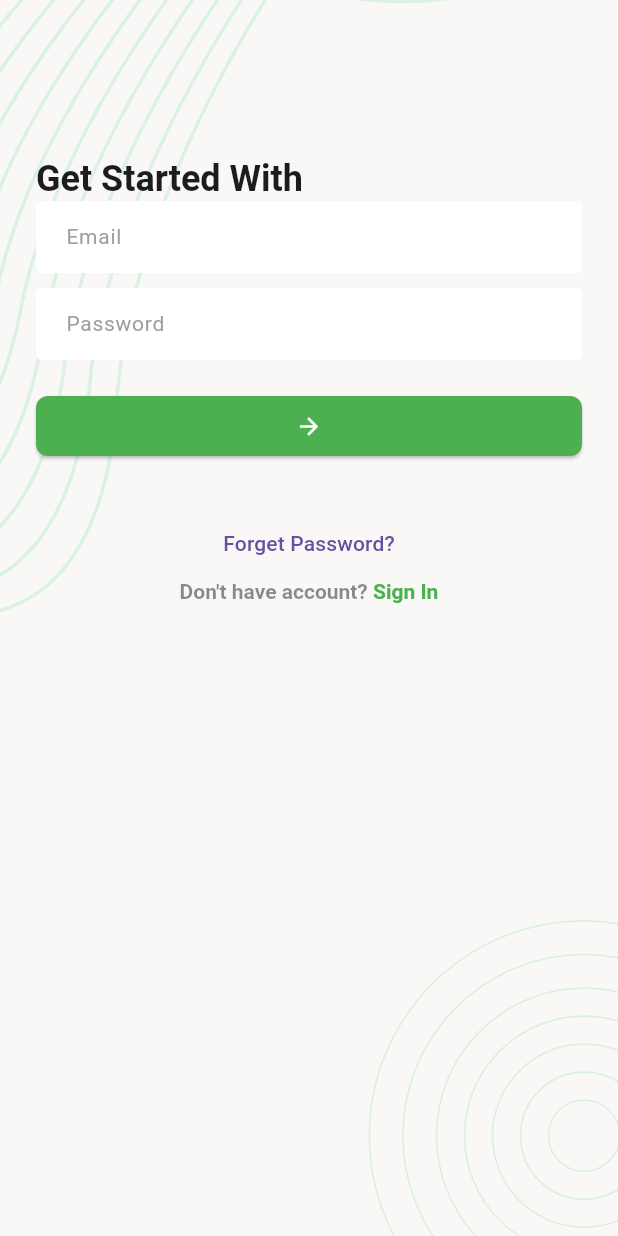
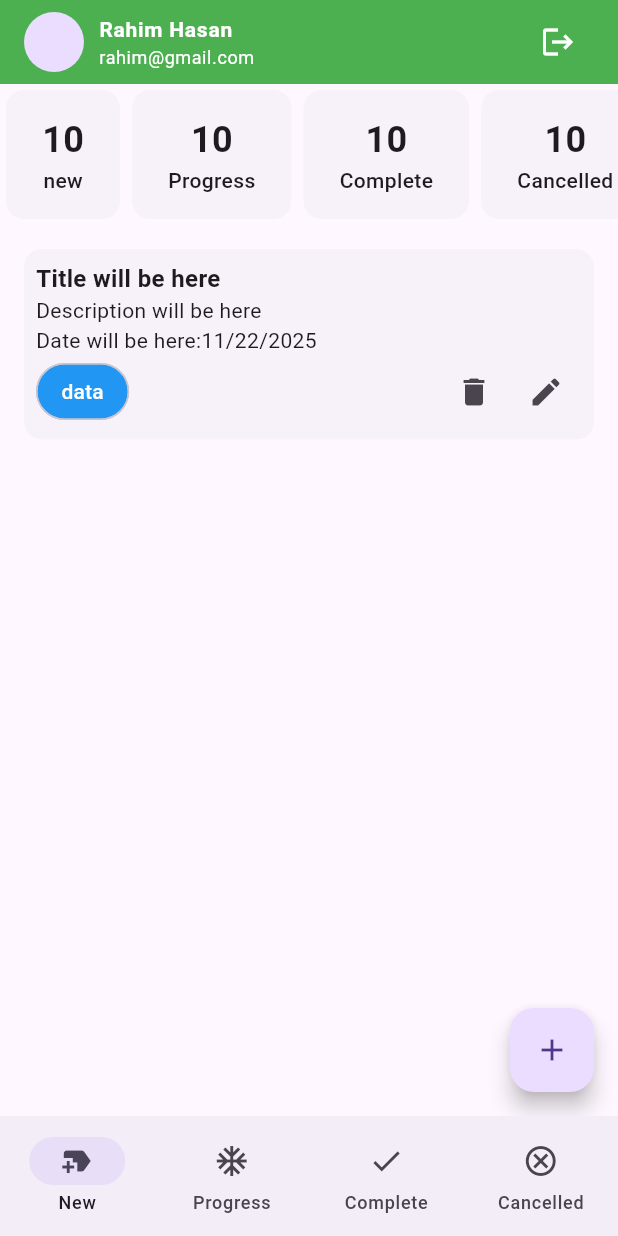
Before and after one commit to takiul-sumon/task_management_api, a Flutter app: the screen it shows after launch, after a tap on the "arrow forward" icon, on a phone screen of 412 x 824 dp. Run offline on Flutter 3.47's test engine with Material 3 defaults, Android fonts, the phone set to English and light mode, and no system bars; our stand-ins replace flutter_svg, pin_code_fields.

Commit message:
Class 4 80%

```diff
--- /dev/null
+++ b/lib/ui/screans/NewTaskScrean.dart
@@ -0,0 +1,86 @@
+import 'package:flutter/material.dart';
+import 'package:task_management_api/ui/widget/summary_card.dart';
+
+class NewTaskScrean extends StatefulWidget {
+  const NewTaskScrean({super.key});
+
+  @override
+  State<NewTaskScrean> createState() => _NewTaskScreanState();
+}
+
+class _NewTaskScreanState extends State<NewTaskScrean> {
+  @override
+  Widget build(BuildContext context) {
+    return Scaffold(
+      body: Column(
+        children: [
+          buildSummarySection(),
+          TaskCard(),
+        ],
+      ),
+      floatingActionButton: FloatingActionButton(
+        onPressed: () {},
+        child: Icon(Icons.add),
+      ),
+    );
+  }
+
+  Widget buildSummarySection() {
+    return SingleChildScrollView(
+      scrollDirection: Axis.horizontal,
+      child: Row(
+        children: [
+          SummaryTask(title: 'new', count: 10),
+          SummaryTask(title: 'Progress', count: 10),
+          SummaryTask(title: 'Complete', count: 10),
+          SummaryTask(title: 'Cancelled', count: 10),
+        ],
+      ),
+    );
+  }
+}
+
+class TaskCard extends StatelessWidget {
+  const TaskCard({
+    super.key,
+  });
+
+  @override
+  Widget build(BuildContext context) {
+    return Card(
+      elevation: 0,
+      margin: EdgeInsets.all(16),
+      child: Padding(
+        padding: const EdgeInsets.symmetric(horizontal: 8, vertical: 8),
+        child: Column(
+          crossAxisAlignment: CrossAxisAlignment.start,
+          children: [
+            Text(
+              'Title will be here',
+              style: TextStyle(fontSize: 16, fontWeight: FontWeight.bold),
+            ),
+            Text('Description will be here'),
+            Text('Date will be here:11/22/2025'),
+            Row(
+              children: [
+                Chip(
+                  label: Text(
+                    'data',
+                    style: TextStyle(color: Colors.white),
+                  ),
+                  shape: RoundedRectangleBorder(
+                    borderRadius: BorderRadius.circular(50),
+                  ),
+                  backgroundColor: Colors.blue,
+                ),
+                Spacer(),
+                IconButton(onPressed: () {}, icon: Icon(Icons.delete)),
+                IconButton(onPressed: () {}, icon: Icon(Icons.edit)),
+              ],
+            ),
+          ],
+        ),
+      ),
+    );
+  }
+}
--- a/lib/ui/screans/login_scren.dart
+++ b/lib/ui/screans/login_scren.dart
@@ -1,6 +1,7 @@
 import 'package:flutter/gestures.dart';
 import 'package:flutter/material.dart';
 import 'package:task_management_api/ui/screans/forget_password_verification.dart';
+import 'package:task_management_api/ui/screans/main_bottom_nav_screan.dart';
 import 'package:task_management_api/ui/screans/register_screan.dart';
 import 'package:task_management_api/ui/widget/screan_Background.dart';
 
@@ -13,6 +14,17 @@ class LoginScren extends StatefulWidget {
 
 class _LoginScrenState extends State<LoginScren> {
   onTapSignInButton() {
+    Navigator.of(context).pushAndRemoveUntil(
+      MaterialPageRoute(
+        builder: (context) {
+          return MainBottomNavScrean();
+        },
+      ),
+      (predicate) => false,
+    );
+  }
+
+  onTapSignUpButton() {
     Navigator.of(context).push(
       MaterialPageRoute(
         builder: (context) {
@@ -73,7 +85,7 @@ class _LoginScrenState extends State<LoginScren> {
                 ),
                 const SizedBox(height: 20),
                 ElevatedButton(
-                  onPressed: () {},
+                  onPressed: onTapSignInButton,
                   child: Icon(
                     Icons.arrow_forward_outlined,
                     color: Colors.white,
@@ -97,14 +109,14 @@ class _LoginScrenState extends State<LoginScren> {
                           children: [
                             TextSpan(text: 'Don\'t have account? '),
                             TextSpan(
-                              text: 'Sign In',
+                              text: 'Sign Up',
                               style: TextStyle(
                                 color: Colors.green,
                                 fontWeight: FontWeight.bold,
                               ),
                               recognizer:
                                   TapGestureRecognizer()
-                                    ..onTap = onTapSignInButton,
+                                    ..onTap = onTapSignUpButton,
                             ),
                           ],
                         ),
--- /dev/null
+++ b/lib/ui/screans/main_bottom_nav_screan.dart
@@ -0,0 +1,47 @@
+import 'package:flutter/material.dart';
+import 'package:task_management_api/ui/screans/NewTaskScrean.dart';
+import 'package:task_management_api/ui/widget/tm_app_bar.dart';
+
+class MainBottomNavScrean extends StatefulWidget {
+  const MainBottomNavScrean({super.key});
+
+  @override
+  State<MainBottomNavScrean> createState() => _MainBottomNavScreanState();
+}
+
+class _MainBottomNavScreanState extends State<MainBottomNavScrean> {
+  int _selected_index = 0;
+  final List<Widget> _screans = [
+    NewTaskScrean(),
+    NewTaskScrean(),
+    NewTaskScrean(),
+    NewTaskScrean(),
+  ];
+
+  @override
+  Widget build(BuildContext context) {
+    return Scaffold(
+      appBar: TMAppBar(),
+      body: _screans[_selected_index],
+      bottomNavigationBar: NavigationBar(
+        selectedIndex: _selected_index,
+        onDestinationSelected: (value) {
+          _selected_index = value;
+          setState(() {});
+        },
+        destinations: [
+          NavigationDestination(icon: Icon(Icons.new_label), label: 'New'),
+          NavigationDestination(
+            icon: Icon(Icons.ac_unit_sharp),
+            label: 'Progress',
+          ),
+          NavigationDestination(icon: Icon(Icons.done), label: 'Complete'),
+          NavigationDestination(
+            icon: Icon(Icons.cancel_outlined),
+            label: 'Cancelled',
+          ),
+        ],
+      ),
+    );
+  }
+}
--- /dev/null
+++ b/lib/ui/widget/summary_card.dart
@@ -0,0 +1,27 @@
+
+import 'package:flutter/material.dart';
+
+class SummaryTask extends StatelessWidget {
+  const SummaryTask({super.key, required this.title, required this.count});
+  final String title;
+  final int count;
+
+  @override
+  Widget build(BuildContext context) {
+    return Card(
+      elevation: 0,
+      child: Padding(
+        padding: const EdgeInsets.symmetric(horizontal: 24, vertical: 16),
+        child: Column(
+          children: [
+            Text(
+              '$count',
+              style: TextStyle(fontSize: 24, fontWeight: FontWeight.bold),
+            ),
+            Text('$title', style: TextStyle(fontWeight: FontWeight.w500)),
+          ],
+        ),
+      ),
+    );
+  }
+}
--- /dev/null
+++ b/lib/ui/widget/tm_app_bar.dart
@@ -0,0 +1,45 @@
+import 'package:flutter/material.dart';
+
+class TMAppBar extends StatelessWidget implements PreferredSizeWidget {
+  const TMAppBar({super.key});
+
+  @override
+  Widget build(BuildContext context) {
+    return AppBar(
+      backgroundColor: Colors.green,
+      title: Row(
+        children: [
+          CircleAvatar(),
+          SizedBox(width: 10),
+          Expanded(
+            child: Column(
+              crossAxisAlignment: CrossAxisAlignment.start,
+              children: [
+                Text(
+                  'Rahim Hasan',
+                  style: Theme.of(
+                    context,
+                  ).textTheme.bodyLarge!.copyWith(color: Colors.white),
+                ),
+                Text(
+                  'rahim@gmail.com',
+                  style: Theme.of(
+                    context,
+                  ).textTheme.bodySmall!.copyWith(color: Colors.white),
+                ),
+              ],
+            ),
+          ),
+          IconButton(
+            onPressed: () {},
+            icon: Icon(Icons.logout, color: Colors.white),
+          ),
+        ],
+      ),
+    );
+  }
+
+  @override
+  // TODO: implement preferredSize
+  Size get preferredSize => Size.fromHeight(kToolbarHeight);
+}
```
